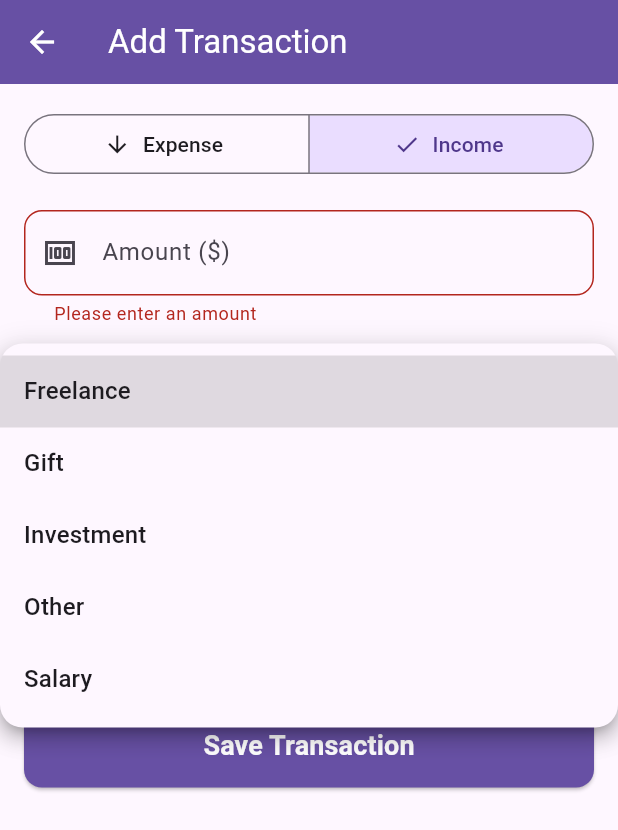
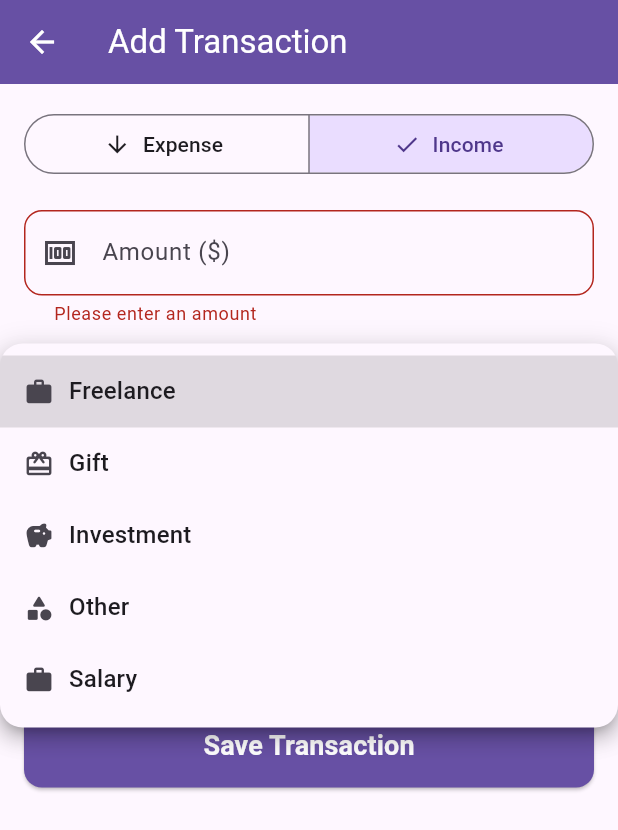
Before and after one commit to bayazidht/spend_mate, a Flutter app: the AddTransactionScreen screen opened directly, after a tap on "Income", after a tap on "Save Transaction", after a tap on "Freelance", on a phone screen of 412 x 824 dp. Shown: the top 830 px of the screen. Run offline on Flutter 3.47's test engine with Material 3 defaults, Android fonts, the phone set to English and light mode, and no system bars; our stand-ins replace cloud_firestore, firebase_auth, firebase_core, fl_chart, google_sign_in, shared_preferences; accounts and stored records are empty.

Commit message:
feat: Refactor categories to use icons and ID-based relations
This commit refactors the category management system to introduce icons and use category IDs instead of names for linking transactions. This enhances the user interface and makes the data model more robust.

### Key Changes:

-   **Category Model & Data:**
    -   `CategoryModel` is updated to include an `iconName` field. The `userId` field has been removed.
    -   `default_categories.dart` is updated to assign a default `iconName` to each category.
    -   A new file, `data/default_category_icons.dart`, is created to map icon names (strings) to `IconData` for UI rendering.

-   **Transaction Model:**
    -   `TransactionModel` now uses `categoryId` instead of `category` (String name) to reference its category. This creates a more stable relationship that is unaffected by category name changes.
    -   The `userId` field was removed, aligning with the changes in `CategoryModel`.

-   **UI & UX Enhancements:**
    -   **Add/Edit Transaction Screen:** The category dropdown now displays an icon next to each category name, improving visual identification.
    -   **Transaction List Item:** The leading icon for each transaction now reflects the icon of its assigned category instead of a generic up/down arrow.
    -   **Filter Transactions:** The filtering logic on the `TransactionsScreen` has been updated to use category IDs. The filter UI now also shows category icons in the dropdown.
    -   **Manage Categories Screen:** Category icons are now displayed in the category list.

-   **State & Services:**
    -   `CategoryProvider` now includes a `getCategoryById` method to efficiently retrieve category details.
    -   `TransactionProvider` and other services are updated to work with `categoryId` instead of category names.
    -   The `addCategory` method in `CategoryProvider` has been updated, although the `iconName` is currently hardcoded.

```diff
--- /dev/null
+++ b/lib/data/default_category_icons.dart
@@ -0,0 +1,17 @@
+import 'package:flutter/material.dart';
+
+const Map<String, IconData> availableIcons = {
+  'general': Icons.category_rounded,
+  'food': Icons.fastfood_rounded,
+  'shopping': Icons.shopping_bag_rounded,
+  'transport': Icons.train_rounded,
+  'salary': Icons.work_rounded,
+  'gift': Icons.card_giftcard_rounded,
+  'home': Icons.home_rounded,
+  'health': Icons.local_hospital_rounded,
+  'education': Icons.book_rounded,
+  'fun': Icons.sports_esports_rounded,
+  'travel': Icons.airplanemode_active_rounded,
+  'utilities': Icons.lightbulb_outline_rounded,
+  'investment': Icons.savings_rounded,
+};
--- a/lib/models/category_model.dart
+++ b/lib/models/category_model.dart
@@ -5,14 +5,15 @@ enum CategoryType { income, expense }
 class CategoryModel {
   final String id;
   final String name;
+  final String iconName;
   final CategoryType type;
-  final String userId;
+
 
   CategoryModel({
     required this.id,
     required this.name,
-    required this.type,
-    required this.userId,
+    required this.iconName,
+    required this.type
   });
 
   factory CategoryModel.fromFirestore(DocumentSnapshot doc) {
@@ -20,8 +21,8 @@ class CategoryModel {
     return CategoryModel(
       id: doc.id,
       name: data['name'] ?? '',
+      iconName: data['iconName'] ?? '',
       type: data['type'] == 'income' ? CategoryType.income : CategoryType.expense,
-      userId: data['userId'],
     );
   }
 
@@ -29,7 +30,7 @@ class CategoryModel {
     return {
       'name': name,
       'type': type == CategoryType.income ? 'income' : 'expense',
-      'userId': userId,
+      'iconName': iconName,
       'timestamp': FieldValue.serverTimestamp(),
     };
   }
--- a/lib/models/transaction_model.dart
+++ b/lib/models/transaction_model.dart
@@ -6,19 +6,17 @@ class TransactionModel {
   final String id;
   final double amount;
   final TransactionType type;
-  final String category;
+  final String categoryId;
   final DateTime date;
   final String notes;
-  final String userId;
 
   TransactionModel({
     required this.id,
     required this.amount,
     required this.type,
-    required this.category,
+    required this.categoryId,
     required this.date,
-    required this.notes,
-    required this.userId,
+    required this.notes
   });
 
   factory TransactionModel.fromFirestore(DocumentSnapshot doc) {
@@ -27,10 +25,9 @@ class TransactionModel {
       id: doc.id,
       amount: (data['amount'] as num).toDouble(),
       type: data['type'] == 'income' ? TransactionType.income : TransactionType.expense,
-      category: data['category'] ?? 'Other',
+      categoryId: data['categoryId'],
       date: (data['date'] as Timestamp).toDate(),
-      notes: data['notes'],
-      userId: data['userId'],
+      notes: data['notes']
     );
   }
 
@@ -38,10 +35,9 @@ class TransactionModel {
     return {
       'amount': amount,
       'type': type == TransactionType.income ? 'income' : 'expense',
-      'category': category,
+      'categoryId': categoryId,
       'date': Timestamp.fromDate(date),
       'notes': notes,
-      'userId': userId,
       'timestamp': FieldValue.serverTimestamp(),
     };
   }
--- a/lib/providers/transaction_provider.dart
+++ b/lib/providers/transaction_provider.dart
@@ -65,7 +65,7 @@ class TransactionProvider with ChangeNotifier {
     for (var tx in _transactions) {
       if (tx.type == TransactionType.expense) {
         totalExpense += tx.amount;
-        categoryExpenses[tx.category] = (categoryExpenses[tx.category] ?? 0) + tx.amount;
+        categoryExpenses[tx.categoryId] = (categoryExpenses[tx.categoryId] ?? 0) + tx.amount;
       }
     }
 
--- a/lib/screens/transactions/add_transaction_screen.dart
+++ b/lib/screens/transactions/add_transaction_screen.dart
@@ -1,12 +1,13 @@
 import 'package:flutter/material.dart';
 import 'package:provider/provider.dart';
 import 'package:spend_mate/models/transaction_model.dart';
-import 'package:spend_mate/models/category_model.dart' as app_category;
+import 'package:spend_mate/models/category_model.dart';
 import 'package:spend_mate/services/transaction_service.dart';
 import 'package:spend_mate/providers/category_provider.dart';
 import 'package:firebase_auth/firebase_auth.dart';
 import 'package:intl/intl.dart';
 
+import '../../data/default_category_icons.dart';
 import '../../providers/settings_provider.dart';
 
 class AddTransactionScreen extends StatefulWidget {
@@ -21,9 +22,9 @@ class AddTransactionScreen extends StatefulWidget {
 class _AddTransactionScreenState extends State<AddTransactionScreen> {
   final _formKey = GlobalKey<FormState>();
 
-  app_category.CategoryType _type = app_category.CategoryType.expense;
+  CategoryType _type = CategoryType.expense;
   double _amount = 0.0;
-  String? _selectedCategoryName;
+  String? _selectedCategoryId;
   DateTime _date = DateTime.now();
   String _notes = '';
 
@@ -38,10 +39,10 @@ class _AddTransactionScreenState extends State<AddTransactionScreen> {
       final tx = widget.transactionToEdit!;
 
       _type = tx.type == TransactionType.income
-          ? app_category.CategoryType.income
-          : app_category.CategoryType.expense;
+          ? CategoryType.income
+          : CategoryType.expense;
       _amount = tx.amount;
-      _selectedCategoryName = tx.category;
+      _selectedCategoryId = tx.categoryId;
       _date = tx.date;
       _notes = tx.notes;
 
@@ -58,20 +59,20 @@ class _AddTransactionScreenState extends State<AddTransactionScreen> {
   }
 
   void _setDefaultCategory(CategoryProvider provider) {
-    List<app_category.CategoryModel> currentCategories;
+    List<CategoryModel> currentCategories;
 
-    if (_type == app_category.CategoryType.expense) {
+    if (_type == CategoryType.expense) {
       currentCategories = provider.expenseCategories;
     } else {
       currentCategories = provider.incomeCategories;
     }
 
     if (widget.transactionToEdit == null ||
-        !currentCategories.any((c) => c.name == _selectedCategoryName)) {
+        !currentCategories.any((c) => c.id == _selectedCategoryId)) {
       if (currentCategories.isNotEmpty) {
-        _selectedCategoryName = currentCategories.first.name;
+        _selectedCategoryId = currentCategories.first.id;
       } else {
-        _selectedCategoryName = null;
+        _selectedCategoryId = null;
       }
     }
   }
@@ -108,7 +109,7 @@ class _AddTransactionScreenState extends State<AddTransactionScreen> {
       _formKey.currentState!.save();
 
       final userId = FirebaseAuth.instance.currentUser?.uid;
-      if (userId == null || _selectedCategoryName == null) {
+      if (userId == null || _selectedCategoryId == null) {
         ScaffoldMessenger.of(context).showSnackBar(
           const SnackBar(
             content: Text(
@@ -121,16 +122,23 @@ class _AddTransactionScreenState extends State<AddTransactionScreen> {
 
       final String transactionId = widget.transactionToEdit?.id ?? '';
 
+      final CategoryProvider provider = Provider.of<CategoryProvider>(
+        context,
+        listen: false,
+      );
+      final CategoryModel selectedCategoryModel = provider.getCategoryById(
+        _selectedCategoryId!,
+      );
+
       final transactionToSave = TransactionModel(
         id: transactionId,
         amount: _amount,
-        type: _type == app_category.CategoryType.income
+        type: _type == CategoryType.income
             ? TransactionType.income
             : TransactionType.expense,
-        category: _selectedCategoryName!,
+        categoryId: selectedCategoryModel.id,
         date: _date,
         notes: _notes,
-        userId: userId,
       );
 
       final TransactionService service = TransactionService();
@@ -163,13 +171,12 @@ class _AddTransactionScreenState extends State<AddTransactionScreen> {
     final isEditing = widget.transactionToEdit != null;
     final colorScheme = Theme.of(context).colorScheme;
 
-    final List<app_category.CategoryModel> currentCategories =
-        _type == app_category.CategoryType.expense
+    final List<CategoryModel> currentCategories = _type == CategoryType.expense
         ? categoryProvider.expenseCategories
         : categoryProvider.incomeCategories;
 
-    if (_selectedCategoryName == null ||
-        !currentCategories.any((c) => c.name == _selectedCategoryName)) {
+    if (_selectedCategoryId == null ||
+        !currentCategories.any((c) => c.id == _selectedCategoryId)) {
       _setDefaultCategory(categoryProvider);
     }
 
@@ -206,14 +213,14 @@ class _AddTransactionScreenState extends State<AddTransactionScreen> {
           child: Column(
             crossAxisAlignment: CrossAxisAlignment.stretch,
             children: <Widget>[
-              SegmentedButton<app_category.CategoryType>(
+              SegmentedButton<CategoryType>(
                 selected: {_type},
                 onSelectionChanged: isEditing
                     ? null
-                    : (Set<app_category.CategoryType> newSelection) {
+                    : (Set<CategoryType> newSelection) {
                         setState(() {
                           _type = newSelection.first;
-                          _selectedCategoryName = null;
+                          _selectedCategoryId = null;
                         });
                       },
                 style: SegmentedButton.styleFrom(
@@ -223,13 +230,13 @@ class _AddTransactionScreenState extends State<AddTransactionScreen> {
                   minimumSize: const Size(0, 50),
                 ),
                 segments: const [
-                  ButtonSegment<app_category.CategoryType>(
-                    value: app_category.CategoryType.expense,
+                  ButtonSegment<CategoryType>(
+                    value: CategoryType.expense,
                     label: Text('Expense'),
                     icon: Icon(Icons.arrow_downward),
                   ),
-                  ButtonSegment<app_category.CategoryType>(
-                    value: app_category.CategoryType.income,
+                  ButtonSegment<CategoryType>(
+                    value: CategoryType.income,
                     label: Text('Income'),
                     icon: Icon(Icons.arrow_upward),
                   ),
@@ -279,26 +286,31 @@ class _AddTransactionScreenState extends State<AddTransactionScreen> {
                       borderRadius: BorderRadius.circular(15),
                       decoration: inputDecoration.copyWith(
                         labelText: 'Category',
-                        prefixIcon: Icon(
-                          Icons.category,
-                          color: colorScheme.onSurfaceVariant,
-                        ),
                       ),
-                      initialValue: _selectedCategoryName,
-                      items: currentCategories.map((
-                        app_category.CategoryModel category,
-                      ) {
+                      initialValue: _selectedCategoryId,
+                      items: currentCategories.map((CategoryModel category) {
+                        final IconData? iconData = availableIcons[category.iconName];
                         return DropdownMenuItem<String>(
-                          value: category.name,
-                          child: Text(
-                            category.name,
-                            style: TextStyle(color: colorScheme.onSurface),
+                          value: category.id,
+                          child: Row(
+                            children: [
+                              Icon(
+                                iconData,
+                                size: 20,
+                                color: colorScheme.onSurfaceVariant,
+                              ),
+                              const SizedBox(width: 10),
+                              Text(
+                                category.name,
+                                style: TextStyle(color: colorScheme.onSurface),
+                              ),
+                            ],
                           ),
                         );
                       }).toList(),
                       onChanged: (String? newValue) {
                         setState(() {
-                          _selectedCategoryName = newValue;
+                          _selectedCategoryId = newValue;
                         });
                       },
                       validator: (value) {
@@ -308,7 +320,7 @@ class _AddTransactionScreenState extends State<AddTransactionScreen> {
                         return null;
                       },
                       onSaved: (value) {
-                        _selectedCategoryName = value;
+                        _selectedCategoryId = value;
                       },
                     ),
               const SizedBox(height: 20),
--- a/lib/services/category_service.dart
+++ b/lib/services/category_service.dart
@@ -48,8 +48,8 @@ class CategoryService {
 
       final categoryData = {
         'name': cat.name,
+        'iconName': cat.iconName,
         'type': cat.type == CategoryType.income ? 'income' : 'expense',
-        'userId': userId,
       };
 
       batch.set(newCatRef, categoryData);
--- a/lib/services/transaction_service.dart
+++ b/lib/services/transaction_service.dart
@@ -45,7 +45,7 @@ class TransactionService {
 
   Future<void> deleteTransactionsByCategory(String categoryName) async {
     final snapshot = await _transactionsRef
-        .where('category', isEqualTo: categoryName)
+        .where('categoryName', isEqualTo: categoryName)
         .get();
 
     if (snapshot.docs.isNotEmpty) {
```
Also changed, not shown: lib/data/default_categories.dart (+24 -24 lines), lib/providers/category_provider.dart (+6 -2 lines), lib/screens/settings/manage_categories_screen.dart (+5 -4 lines), lib/screens/transactions/transaction_detail_screen.dart (+14 -13 lines), lib/screens/transactions/transactions_screen.dart (+40 -25 lines), lib/widgets/transaction_item.dart (+9 -3 lines).
